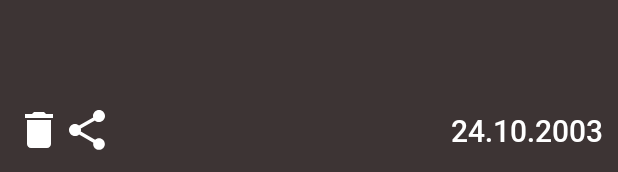
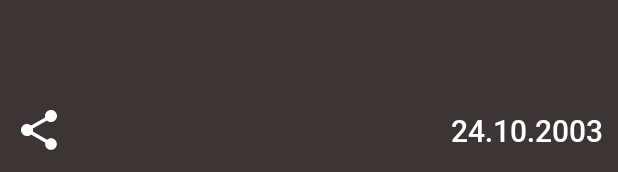
Before and after one commit to IvanKaleichyk/FinalFIleManager, an Android app: the layout fragment_image_info.xml on its own in the app's theme, with its tools: preview values and no code run, on a phone screen of 412 x 824 dp. Shown: the part 1061-1233 px from the top of the screen. Run offline under Robolectric (Android 15) with nearby library versions, the light colour scheme and no system bars.

Commit message:
update app theme

```diff
--- a/app/src/main/res/values-night/themes.xml
+++ /dev/null
@@ -1,21 +0,0 @@
-<resources xmlns:tools="http://schemas.android.com/tools">
-    <!-- Base application theme. -->
-    <style name="Theme.FinalFIleManager" parent="Theme.MaterialComponents.DayNight.DarkActionBar">
-        <!-- Primary brand color. -->
-        <item name="colorPrimary">@color/purple_200</item>
-        <item name="colorPrimaryVariant">@color/purple_700</item>
-        <item name="colorOnPrimary">@color/black</item>
-        <!-- Secondary brand color. -->
-        <item name="colorSecondary">@color/teal_200</item>
-        <item name="colorSecondaryVariant">@color/teal_200</item>
-        <item name="colorOnSecondary">@color/black</item>
-        <!-- Status bar color. -->
-        <item name="android:statusBarColor" tools:targetApi="l">?attr/colorPrimaryVariant</item>
-        <!-- Customize your theme here. -->
-    </style>
-
-    <style name="splashTheme" parent="Theme.MaterialComponents.DayNight.NoActionBar">
-        <item name="android:windowBackground">@drawable/splash_bg</item>
-    </style>
-
-</resources>
--- a/app/src/main/res/values/colors.xml
+++ b/app/src/main/res/values/colors.xml
@@ -1,10 +1,10 @@
 <?xml version="1.0" encoding="utf-8"?>
 <resources>
-    <color name="purple_200">#FFBB86FC</color>
-    <color name="purple_500">#FF6200EE</color>
-    <color name="purple_700">#FF3700B3</color>
-    <color name="teal_200">#FF03DAC5</color>
-    <color name="teal_700">#FF018786</color>
-    <color name="black">#FF000000</color>
-    <color name="white">#FFFFFFFF</color>
+<!--    <color name="purple_200">#FFBB86FC</color>-->
+<!--    <color name="purple_500">#FF6200EE</color>-->
+<!--    <color name="purple_700">#FF3700B3</color>-->
+<!--    <color name="teal_200">#FF03DAC5</color>-->
+<!--    <color name="teal_700">#FF018786</color>-->
+<!--    <color name="black">#FF000000</color>-->
+<!--    <color name="white">#FFFFFFFF</color>-->
 </resources>
--- a/app/src/main/res/values/themes.xml
+++ b/app/src/main/res/values/themes.xml
@@ -4,7 +4,7 @@
         <!-- Primary brand color. -->
         <item name="colorPrimary">@color/colorMain</item>
         <item name="colorPrimaryVariant">@color/colorMainDark</item>
-        <item name="colorOnPrimary">@color/white</item>
+        <item name="colorOnPrimary">@color/colorWhite</item>
         <!-- Secondary brand color. -->
         <item name="colorSecondary">@color/colorMain</item>
         <item name="colorSecondaryVariant">@color/colorMainDark</item>
--- a/basic-resources/src/main/res/values/colors.xml
+++ b/basic-resources/src/main/res/values/colors.xml
@@ -1,10 +1,5 @@
 <?xml version="1.0" encoding="utf-8"?>
 <resources>
-    <!--    <color name="purple_200">#FFBB86FC</color>-->
-    <!--    <color name="purple_500">#FF6200EE</color>-->
-    <!--    <color name="purple_700">#FF3700B3</color>-->
-    <!--    <color name="teal_200">#FF03DAC5</color>-->
-    <!--    <color name="teal_700">#FF018786</color>-->
     <color name="colorMain">#FFD947</color>
     <color name="colorMainDark">#FFCD0E</color>
     <color name="colorBlack">#FF000000</color>
--- a/feature-image-info/src/main/res/layout/fragment_image_info.xml
+++ b/feature-image-info/src/main/res/layout/fragment_image_info.xml
@@ -49,6 +49,7 @@
             android:layout_height="wrap_content"
             android:contentDescription="@string/buttonImage_to_delete"
             android:src="@drawable/delete_icon_32_white"
+            android:visibility="gone"
             app:layout_constraintBottom_toBottomOf="parent"
             app:layout_constraintStart_toStartOf="parent"
             app:layout_constraintTop_toTopOf="parent" />
--- a/feature-rv-files-impl/src/main/java/com/koleychik/feature_rv_files_impl/framework/RvFilesAdapterImpl.kt
+++ b/feature-rv-files-impl/src/main/java/com/koleychik/feature_rv_files_impl/framework/RvFilesAdapterImpl.kt
@@ -30,7 +30,7 @@ internal class RvFilesAdapterImpl @Inject constructor() : RvFilesAdapterApi() {
     private val list = mutableListOf<FileCarcass>()
 
     override fun submitList(newList: List<FileCarcass>) {
-        val diffUtil = RvFilesDiffUtils(newList, list)
+        val diffUtil = RvFilesDiffUtils(newList = newList, oldList = list)
         val diffResult = DiffUtil.calculateDiff(diffUtil)
         list.clear()
         list.addAll(newList)
```
